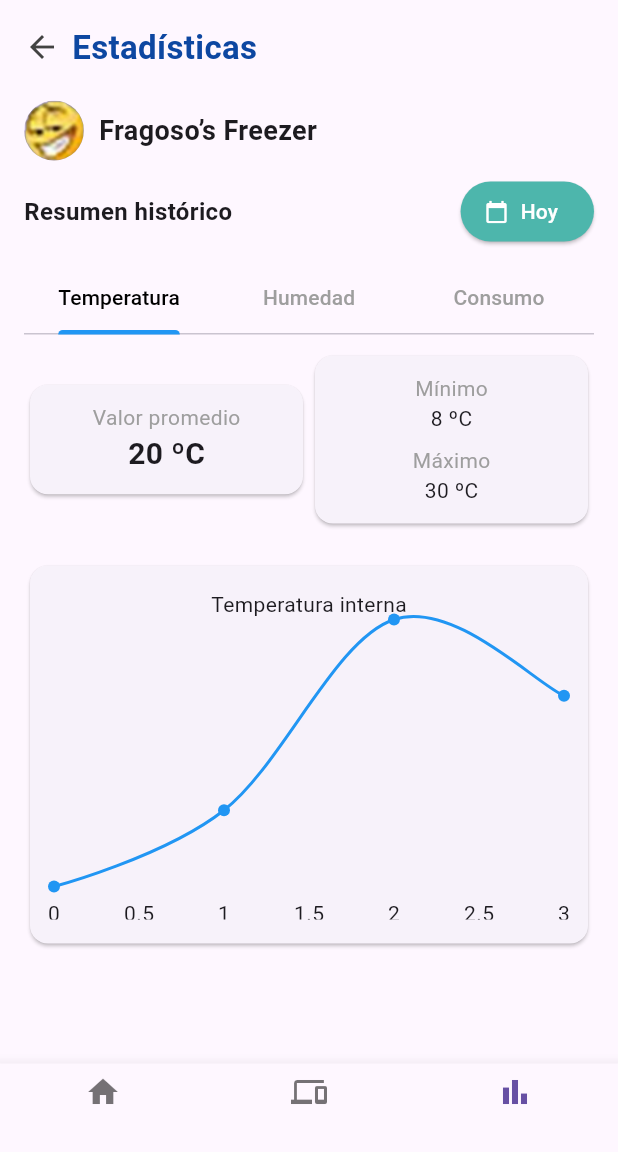
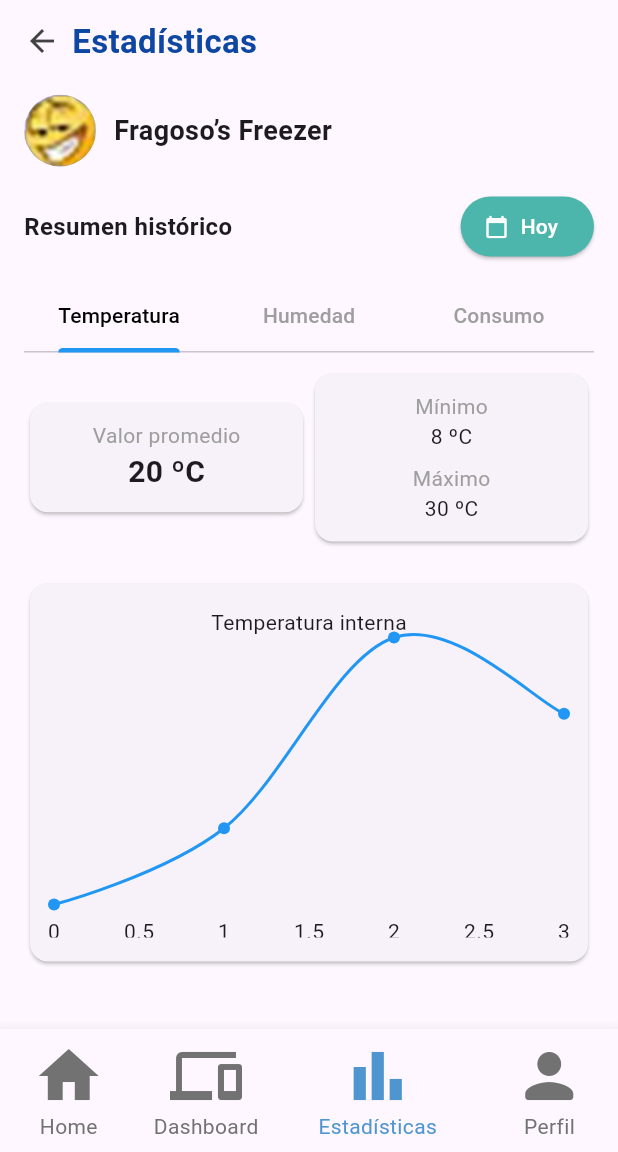
Before and after one commit to Jady15/axo-mobile, a Flutter app: the EstadisticasScreen screen opened directly, after a tap on "Fragoso’s Freezer", on a phone screen of 412 x 824 dp, the part 84-1236 px from its top. Run offline on Flutter 3.47's test engine with Material 3 defaults, Android fonts, the light colour scheme and no system bars; drawn by our look-alikes of fl_chart.

Commit message:
feat: Simulación de autenticación de usuarios y rediseño de BottomNavigationBar

```diff
--- a/lib/main.dart
+++ b/lib/main.dart
@@ -1,3 +1,4 @@
+import 'package:axo_app/screens/layout_screen.dart';
 import 'package:flutter/material.dart';
 import 'package:axo_app/screens/login_screen.dart';
 import 'package:axo_app/screens/register_screen.dart';
@@ -19,7 +20,8 @@
       routes: {
         '/welcome': (context) => const WelcomeScreen(),
         '/register': (context) => RegisterScreen(),
-        '/login': (context) => LoginScreen()
+        '/login': (context) => LoginScreen(),
+        '/layout': (context) => const LayoutScreen(),
       },
       title: 'AXO',
     );
--- a/lib/screens/details_statistics.dart
+++ b/lib/screens/details_statistics.dart
@@ -1,3 +1,4 @@
+import 'package:axo_app/screens/layout_screen.dart';
 import 'package:flutter/material.dart';
 import 'package:fl_chart/fl_chart.dart';
 
@@ -5,7 +6,7 @@ class DetailsStatistics extends StatelessWidget {
   final String nombre;
   final String imagen;
 
-  DetailsStatistics({required this.nombre, required this.imagen});
+  const DetailsStatistics({super.key, required this.nombre, required this.imagen});
 
   @override
   Widget build(BuildContext context) {
@@ -13,26 +14,26 @@ class DetailsStatistics extends StatelessWidget {
       length: 3,
       child: Scaffold(
         appBar: AppBar(
-          backgroundColor: Color(0xFF0A4C92), // Azul oscuro de fondo
+          backgroundColor: const Color(0xFF0A4C92),
           elevation: 0,
           automaticallyImplyLeading: false,
           title: Row(
             children: [
               Image.asset(
-                'assets/axo-logo.png', // Asegúrate que esté bien declarado en pubspec.yaml
+                'assets/axo-logo.png',
                 height: 40,
               ),
-              Spacer(),
+              const Spacer(),
               Stack(
                 children: [
-                  Icon(Icons.notifications, color: Colors.white, size: 28),
+                  const Icon(Icons.notifications, color: Colors.white, size: 28),
                   Positioned(
                     right: 0,
                     top: 0,
                     child: Container(
                       width: 10,
                       height: 10,
-                      decoration: BoxDecoration(
+                      decoration: const BoxDecoration(
                         color: Colors.red,
                         shape: BoxShape.circle,
                       ),
@@ -40,26 +41,26 @@ class DetailsStatistics extends StatelessWidget {
                   ),
                 ],
               ),
-              SizedBox(width: 16),
-              Icon(Icons.account_circle, color: Colors.white, size: 30),
+              const SizedBox(width: 16),
+              const Icon(Icons.account_circle, color: Colors.white, size: 30),
             ],
           ),
         ),
         body: Padding(
-          padding: const EdgeInsets.all(16.0),
+          padding: const EdgeInsets.symmetric(horizontal: 16.0, vertical: 12),
           child: Column(
             crossAxisAlignment: CrossAxisAlignment.start,
             children: [
-              // Sección de título "Estadísticas"
+              // Título con botón de regreso
               Row(
                 children: [
                   GestureDetector(
                     onTap: () {
-                      Navigator.pop(context); // Vuelve a la pantalla anterior
+                      Navigator.pop(context);
                     },
                     child: Icon(Icons.arrow_back, color: Colors.grey[800]),
                   ),
-                  SizedBox(width: 8),
+                  const SizedBox(width: 8),
                   Text(
                     "Estadísticas",
                     style: TextStyle(
@@ -70,34 +71,37 @@ class DetailsStatistics extends StatelessWidget {
                   ),
                 ],
               ),
-              SizedBox(height: 20),
+              const SizedBox(height: 20),
 
-              // Info del sistema
+              // Imagen y nombre del sistema
               Row(
                 children: [
                   CircleAvatar(
                     backgroundImage: AssetImage(imagen),
+                    radius: 24,
                   ),
-                  SizedBox(width: 10),
+                  const SizedBox(width: 12),
                   Expanded(
                     child: Text(
                       nombre,
-                      style:
-                          TextStyle(fontWeight: FontWeight.bold, fontSize: 18),
+                      style: const TextStyle(
+                        fontWeight: FontWeight.bold,
+                        fontSize: 18,
+                      ),
                     ),
                   ),
                 ],
               ),
-              SizedBox(height: 10),
+              const SizedBox(height: 16),
 
               // Resumen histórico + botón
               Row(
                 children: [
-                  Text(
+                  const Text(
                     "Resumen histórico",
                     style: TextStyle(fontSize: 16, fontWeight: FontWeight.w600),
                   ),
-                  Spacer(),
+                  const Spacer(),
                   ElevatedButton.icon(
                     style: ElevatedButton.styleFrom(
                       backgroundColor: Colors.teal[300],
@@ -107,33 +111,33 @@ class DetailsStatistics extends StatelessWidget {
                       ),
                     ),
                     onPressed: () {},
-                    icon: Icon(Icons.calendar_today, size: 16),
-                    label: Text("Hoy"),
+                    icon: const Icon(Icons.calendar_today, size: 16),
+                    label: const Text("Hoy"),
                   ),
                 ],
               ),
-              SizedBox(height: 10),
+              const SizedBox(height: 12),
 
               // Tabs
-              TabBar(
+              const TabBar(
                 labelColor: Colors.black,
                 unselectedLabelColor: Colors.grey,
                 indicatorColor: Colors.blue,
-                tabs: const [
+                tabs: [
                   Tab(text: "Temperatura"),
                   Tab(text: "Humedad"),
                   Tab(text: "Consumo"),
                 ],
               ),
-              SizedBox(height: 10),
+              const SizedBox(height: 10),
 
-              // Contenido de tabs
+              // Contenido por tab
               Expanded(
                 child: TabBarView(
                   children: [
-                    _buildTemperatura(),
-                    _buildHumedad(),
-                    _buildConsumo(),
+                    _buildTabCard("Temperatura interna", "20 ºC", "8 ºC", "30 ºC"),
+                    _buildTabCard("Humedad interna", "80 %", "50 %", "90 %"),
+                    _buildTabCard("Consumo", "80 %", "80 W", "180 W"),
                   ],
                 ),
               ),
@@ -141,18 +145,40 @@ class DetailsStatistics extends StatelessWidget {
           ),
         ),
         bottomNavigationBar: BottomNavigationBar(
-          currentIndex: 2,
+          backgroundColor: const Color(0xFFE4E4E4),
+          selectedItemColor: const Color.fromRGBO(79, 149, 207, 1),
+          unselectedItemColor: const Color.fromRGBO(114, 114, 114, 1),
+          selectedLabelStyle: const TextStyle(
+            fontSize: 14,
+          ),
+          unselectedLabelStyle: const TextStyle(
+            fontSize: 14,
+          ),
+          showUnselectedLabels: true,
+          iconSize: 48,
+          currentIndex: 2, // Estadísticas
+          onTap: (index) {
+            if (index != 2) {
+              Navigator.pushReplacement(
+                context,
+                MaterialPageRoute(
+                  builder: (_) => LayoutScreen(initialIndex: index),
+                ),
+              );
+            }
+          },
           items: const [
-            BottomNavigationBarItem(icon: Icon(Icons.home), label: ''),
-            BottomNavigationBarItem(icon: Icon(Icons.devices), label: ''),
-            BottomNavigationBarItem(icon: Icon(Icons.bar_chart), label: ''),
+            BottomNavigationBarItem(icon: Icon(Icons.home), label: 'Home'),
+            BottomNavigationBarItem(icon: Icon(Icons.devices), label: 'Dashboard'),
+            BottomNavigationBarItem(icon: Icon(Icons.bar_chart), label: 'Estadísticas'),
+            BottomNavigationBarItem(icon: Icon(Icons.person_rounded), label: 'Perfil'),
           ],
         ),
       ),
     );
   }
 
-  Widget _buildTemperatura() {
+  Widget _buildTabCard(String title, String promedio, String min, String max) {
     return Column(
       children: [
         Row(
@@ -161,13 +187,14 @@ class DetailsStatistics extends StatelessWidget {
               child: Card(
                 child: Padding(
                   padding: const EdgeInsets.all(12.0),
-                  child: Column(children: const [
-                    Text("Valor promedio",
-                        style: TextStyle(color: Colors.grey)),
-                    Text("20 ºC",
-                        style: TextStyle(
-                            fontWeight: FontWeight.bold, fontSize: 20)),
-                  ]),
+                  child: Column(
+                    children: [
+                      const Text("Valor promedio", style: TextStyle(color: Colors.grey)),
+                      Text(promedio,
+                          style: const TextStyle(
+                              fontWeight: FontWeight.bold, fontSize: 20)),
+                    ],
+                  ),
                 ),
               ),
             ),
@@ -175,127 +202,27 @@ class DetailsStatistics extends StatelessWidget {
               child: Card(
                 child: Padding(
                   padding: const EdgeInsets.all(12.0),
-                  child: Column(children: const [
-                    Text("Mínimo", style: TextStyle(color: Colors.grey)),
-                    Text("8 ºC"),
-                    SizedBox(height: 8),
-                    Text("Máximo", style: TextStyle(color: Colors.grey)),
-                    Text("30 ºC"),
-                  ]),
+                  child: Column(
+                    children: [
+                      const Text("Mínimo", style: TextStyle(color: Colors.grey)),
+                      Text(min),
+                      const SizedBox(height: 8),
+                      const Text("Máximo", style: TextStyle(color: Colors.grey)),
+                      Text(max),
+                    ],
+                  ),
                 ),
               ),
             ),
           ],
         ),
-        SizedBox(height: 20),
+        const SizedBox(height: 20),
         Card(
           child: Padding(
             padding: const EdgeInsets.all(16.0),
             child: Column(
               children: [
-                Text("Temperatura interna", style: TextStyle(fontSize: 14)),
-                SizedBox(height: 200, child: _buildLineChart()),
-              ],
-            ),
-          ),
-        ),
-      ],
-    );
-  }
-
-  Widget _buildHumedad() {
-    return Column(
-      children: [
-        Row(
-          children: [
-            Expanded(
-              child: Card(
-                child: Padding(
-                  padding: const EdgeInsets.all(12.0),
-                  child: Column(children: const [
-                    Text("Valor promedio",
-                        style: TextStyle(color: Colors.grey)),
-                    Text("80 %",
-                        style: TextStyle(
-                            fontWeight: FontWeight.bold, fontSize: 20)),
-                  ]),
-                ),
-              ),
-            ),
-            Expanded(
-              child: Card(
-                child: Padding(
-                  padding: const EdgeInsets.all(12.0),
-                  child: Column(children: const [
-                    Text("Mínimo", style: TextStyle(color: Colors.grey)),
-                    Text("50 %"),
-                    SizedBox(height: 8),
-                    Text("Máximo", style: TextStyle(color: Colors.grey)),
-                    Text("90 %"),
-                  ]),
-                ),
-              ),
-            ),
-          ],
-        ),
-        SizedBox(height: 20),
-        Card(
-          child: Padding(
-            padding: const EdgeInsets.all(16.0),
-            child: Column(
-              children: [
-                Text("Humedad interna", style: TextStyle(fontSize: 14)),
-                SizedBox(height: 200, child: _buildLineChart()),
-              ],
-            ),
-          ),
-        ),
-      ],
-    );
-  }
-
-  Widget _buildConsumo() {
-    return Column(
-      children: [
-        Row(
-          children: [
-            Expanded(
-              child: Card(
-                child: Padding(
-                  padding: const EdgeInsets.all(12.0),
-                  child: Column(children: const [
-                    Text("Valor promedio",
-                        style: TextStyle(color: Colors.grey)),
-                    Text("80 %",
-                        style: TextStyle(
-                            fontWeight: FontWeight.bold, fontSize: 20)),
-                  ]),
-                ),
-              ),
-            ),
-            Expanded(
-              child: Card(
-                child: Padding(
-                  padding: const EdgeInsets.all(12.0),
-                  child: Column(children: const [
-                    Text("Mínimo", style: TextStyle(color: Colors.grey)),
-                    Text("80 W"),
-                    SizedBox(height: 8),
-                    Text("Máximo", style: TextStyle(color: Colors.grey)),
-                    Text("180 W"),
-                  ]),
-                ),
-              ),
-            ),
-          ],
-        ),
-        SizedBox(height: 20),
-        Card(
-          child: Padding(
-            padding: const EdgeInsets.all(16.0),
-            child: Column(
-              children: [
-                Text("Consumo", style: TextStyle(fontSize: 14)),
+                Text(title, style: const TextStyle(fontSize: 14)),
                 SizedBox(height: 200, child: _buildLineChart()),
               ],
             ),
--- a/lib/screens/statistics_screen.dart
+++ b/lib/screens/statistics_screen.dart
@@ -28,49 +28,11 @@ class EstadisticasScreen extends StatelessWidget {
   @override
   Widget build(BuildContext context) {
     return Scaffold(
-      appBar: AppBar(
-        backgroundColor: Color(0xFF0A4C92), // Azul oscuro de fondo
-        elevation: 0,
-        automaticallyImplyLeading: false,
-        title: Row(
-          children: [
-            Image.asset(
-              'assets/axo-logo.png', // Asegúrate que esté bien declarado en pubspec.yaml
-              height: 40,
-            ),
-            Spacer(),
-            Stack(
-              children: [
-                Icon(Icons.notifications, color: Colors.white, size: 28),
-                Positioned(
-                  right: 0,
-                  top: 0,
-                  child: Container(
-                    width: 10,
-                    height: 10,
-                    decoration: BoxDecoration(
-                      color: Colors.red,
-                      shape: BoxShape.circle,
-                    ),
-                  ),
-                ),
-              ],
-            ),
-            SizedBox(width: 16),
-            Icon(Icons.account_circle, color: Colors.white, size: 30),
-          ],
-        ),
-      ),
       body: Padding(
         padding: const EdgeInsets.all(16),
         child: Column(
           crossAxisAlignment: CrossAxisAlignment.start,
           children: [
-            // Sección del título "Estadísticas"
-            Row(
-              children: [
-                Icon(Icons.arrow_back, color: Colors.grey[800]),
-                SizedBox(width: 8),
             Text(
               "Estadísticas",
               style: TextStyle(
@@ -79,9 +41,6 @@ class EstadisticasScreen extends StatelessWidget {
                 color: Colors.blue[900],
               ),
             ),
-              ],
-            ),
-            SizedBox(height: 20),
 
             // Sección de texto informativo
             Text(
@@ -110,8 +69,7 @@ class EstadisticasScreen extends StatelessWidget {
                       subtitle: Align(
                         alignment: Alignment.centerLeft,
                         child: Container(
-                          padding:
-                              EdgeInsets.symmetric(horizontal: 12, vertical: 6),
+                          padding: EdgeInsets.symmetric(horizontal: 12, vertical: 6),
                           decoration: BoxDecoration(
                             color: isCritico
                                 ? Colors.yellow[100]
@@ -154,14 +112,6 @@ class EstadisticasScreen extends StatelessWidget {
           ],
         ),
       ),
-      bottomNavigationBar: BottomNavigationBar(
-        currentIndex: 2,
-        items: const [
-          BottomNavigationBarItem(icon: Icon(Icons.home), label: ''),
-          BottomNavigationBarItem(icon: Icon(Icons.devices), label: ''),
-          BottomNavigationBarItem(icon: Icon(Icons.bar_chart), label: ''),
-        ],
-      ),
     );
   }
 }
--- a/pubspec.yaml
+++ b/pubspec.yaml
@@ -64,6 +64,7 @@ flutter:
     - assets/Mauricio.png
     - assets/Kirbo.png
     - assets/usuario.png
+    - assets/users.json
 
   # An image asset can refer to one or more resolution-specific "variants", see
   # https://flutter.dev/to/resolution-aware-images
```
Also changed, not shown: assets/users.json (added, +12 -0 lines), lib/screens/layout_screen.dart (added, +128 -0 lines), lib/screens/login_screen.dart (+21 -6 lines), lib/services/auth_service.dart (added, +18 -0 lines). Lines whose indentation alone changed are shown as unchanged.
